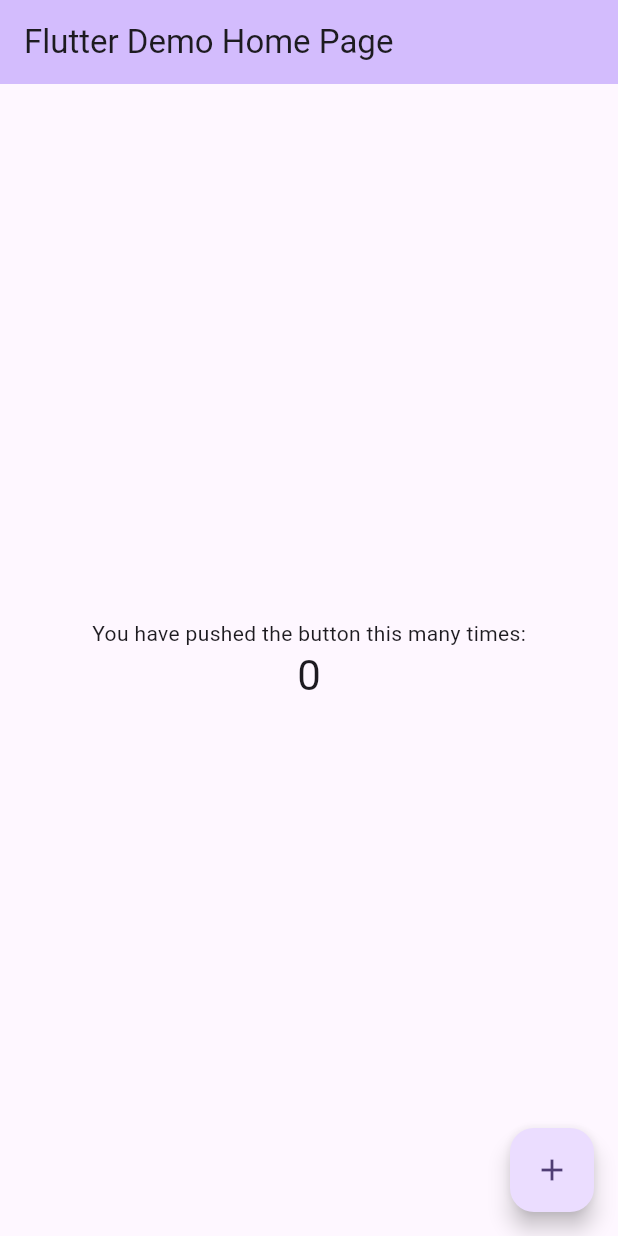
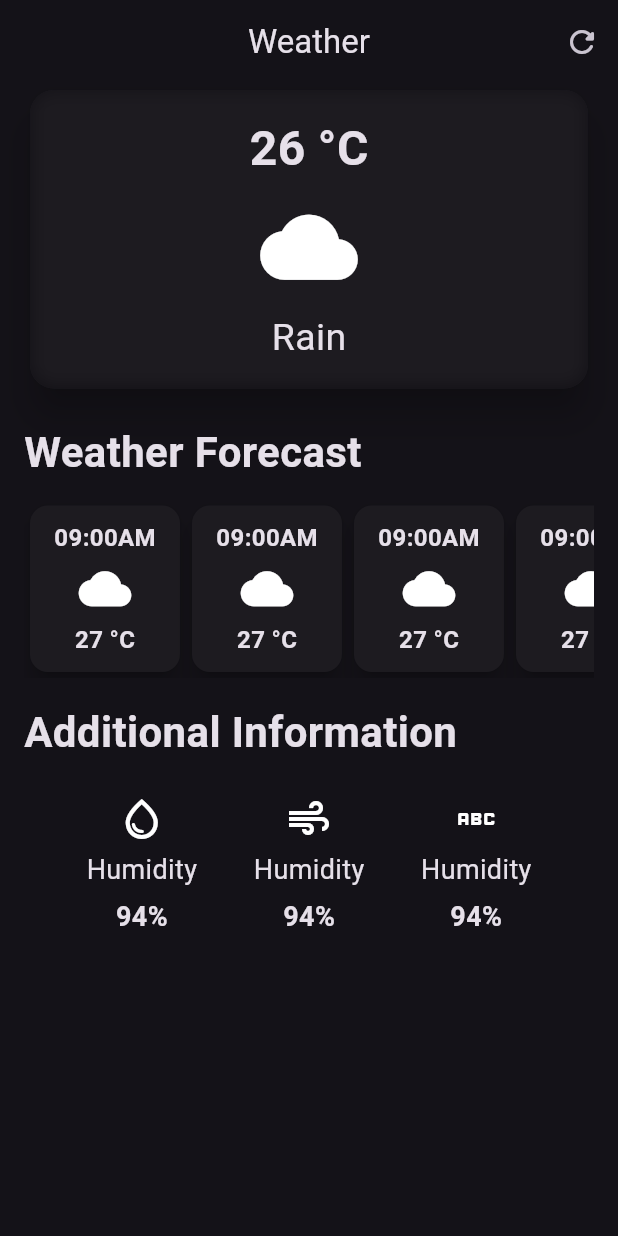
Before and after one commit to Chnnka/flutter_weather_app_second, a Flutter app: the screen it shows after launch, on a phone screen of 412 x 824 dp. Run offline on Flutter 3.47's test engine with Material 2 defaults, Android fonts, the phone set to English and light mode, and no system bars.

Commit message:
complete UI

```diff
--- /dev/null
+++ b/lib/additional_info_Item.dart
@@ -0,0 +1,38 @@
+import 'package:flutter/material.dart';
+
+class AdditionalInfoItem extends StatelessWidget {
+  final IconData icon;
+  final String label;
+  final String percentage;
+  const AdditionalInfoItem({
+    super.key,
+    required this.icon,
+    required this.label,
+    required this.percentage,
+  });
+
+  @override
+  Widget build(BuildContext context) {
+    return Padding(
+      padding: const EdgeInsets.all(12.0),
+      child: Column(
+        children: [
+          Icon(
+            icon,
+            size: 32,
+          ),
+          const SizedBox(height: 5),
+          Text(
+            label,
+            style: const TextStyle(fontSize: 18),
+          ),
+          const SizedBox(height: 5),
+          Text(
+            percentage,
+            style: const TextStyle(fontSize: 18, fontWeight: FontWeight.bold),
+          ),
+        ],
+      ),
+    );
+  }
+}
--- a/lib/main.dart
+++ b/lib/main.dart
@@ -1,4 +1,6 @@
 import 'package:flutter/material.dart';
+
+import 'weather_screen.dart';
 
 void main() {
   runApp(const MyApp());
@@ -11,115 +13,10 @@ class MyApp extends StatelessWidget {
   @override
   Widget build(BuildContext context) {
     return MaterialApp(
-      title: 'Flutter Demo',
-      theme: ThemeData(
-        // This is the theme of your application.
-        //
-        // TRY THIS: Try running your application with "flutter run". You'll see
-        // the application has a blue toolbar. Then, without quitting the app,
-        // try changing the seedColor in the colorScheme below to Colors.green
-        // and then invoke "hot reload" (save your changes or press the "hot
-        // reload" button in a Flutter-supported IDE, or press "r" if you used
-        // the command line to start the app).
-        //
-        // Notice that the counter didn't reset back to zero; the application
-        // state is not lost during the reload. To reset the state, use hot
-        // restart instead.
-        //
-        // This works for code too, not just values: Most code changes can be
-        // tested with just a hot reload.
-        colorScheme: ColorScheme.fromSeed(seedColor: Colors.deepPurple),
-        useMaterial3: true,
-      ),
-      home: const MyHomePage(title: 'Flutter Demo Home Page'),
+      debugShowCheckedModeBanner: false,
+      title: 'Flutter Weather',
+      theme: ThemeData.dark(useMaterial3: true),
+      home: const WeatherScreen(),
     );
   }
 }
-
-class MyHomePage extends StatefulWidget {
-  const MyHomePage({super.key, required this.title});
-
-  // This widget is the home page of your application. It is stateful, meaning
-  // that it has a State object (defined below) that contains fields that affect
-  // how it looks.
-
-  // This class is the configuration for the state. It holds the values (in this
-  // case the title) provided by the parent (in this case the App widget) and
-  // used by the build method of the State. Fields in a Widget subclass are
-  // always marked "final".
-
-  final String title;
-
-  @override
-  State<MyHomePage> createState() => _MyHomePageState();
-}
-
-class _MyHomePageState extends State<MyHomePage> {
-  int _counter = 0;
-
-  void _incrementCounter() {
-    setState(() {
-      // This call to setState tells the Flutter framework that something has
-      // changed in this State, which causes it to rerun the build method below
-      // so that the display can reflect the updated values. If we changed
-      // _counter without calling setState(), then the build method would not be
-      // called again, and so nothing would appear to happen.
-      _counter++;
-    });
-  }
-
-  @override
-  Widget build(BuildContext context) {
-    // This method is rerun every time setState is called, for instance as done
-    // by the _incrementCounter method above.
-    //
-    // The Flutter framework has been optimized to make rerunning build methods
-    // fast, so that you can just rebuild anything that needs updating rather
-    // than having to individually change instances of widgets.
-    return Scaffold(
-      appBar: AppBar(
-        // TRY THIS: Try changing the color here to a specific color (to
-        // Colors.amber, perhaps?) and trigger a hot reload to see the AppBar
-        // change color while the other colors stay the same.
-        backgroundColor: Theme.of(context).colorScheme.inversePrimary,
-        // Here we take the value from the MyHomePage object that was created by
-        // the App.build method, and use it to set our appbar title.
-        title: Text(widget.title),
-      ),
-      body: Center(
-        // Center is a layout widget. It takes a single child and positions it
-        // in the middle of the parent.
-        child: Column(
-          // Column is also a layout widget. It takes a list of children and
-          // arranges them vertically. By default, it sizes itself to fit its
-          // children horizontally, and tries to be as tall as its parent.
-          //
-          // Column has various properties to control how it sizes itself and
-          // how it positions its children. Here we use mainAxisAlignment to
-          // center the children vertically; the main axis here is the vertical
-          // axis because Columns are vertical (the cross axis would be
-          // horizontal).
-          //
-          // TRY THIS: Invoke "debug painting" (choose the "Toggle Debug Paint"
-          // action in the IDE, or press "p" in the console), to see the
-          // wireframe for each widget.
-          mainAxisAlignment: MainAxisAlignment.center,
-          children: <Widget>[
-            const Text(
-              'You have pushed the button this many times:',
-            ),
-            Text(
-              '$_counter',
-              style: Theme.of(context).textTheme.headlineMedium,
-            ),
-          ],
-        ),
-      ),
-      floatingActionButton: FloatingActionButton(
-        onPressed: _incrementCounter,
-        tooltip: 'Increment',
-        child: const Icon(Icons.add),
-      ), // This trailing comma makes auto-formatting nicer for build methods.
-    );
-  }
-}
--- /dev/null
+++ b/lib/weather_forecast_card.dart
@@ -0,0 +1,40 @@
+import 'package:flutter/material.dart';
+
+class WeatherForecastCard extends StatefulWidget {
+  const WeatherForecastCard({super.key});
+
+  @override
+  State<WeatherForecastCard> createState() => _WeatherForecastCardState();
+}
+
+class _WeatherForecastCardState extends State<WeatherForecastCard> {
+  @override
+  Widget build(BuildContext context) {
+    return Card(
+      elevation: 6,
+      child: Container(
+        width: 100,
+        padding: const EdgeInsets.all(10),
+        decoration: BoxDecoration(borderRadius: BorderRadius.circular(12)),
+        child: const Column(
+          children: [
+            Text(
+              '09:00AM',
+              style: TextStyle(fontSize: 16, fontWeight: FontWeight.bold),
+            ),
+            SizedBox(height: 5),
+            Icon(
+              Icons.cloud,
+              size: 35,
+            ),
+            SizedBox(height: 5),
+            Text(
+              '27 °C',
+              style: TextStyle(fontSize: 16, fontWeight: FontWeight.bold),
+            ),
+          ],
+        ),
+      ),
+    );
+  }
+}
--- /dev/null
+++ b/lib/weather_screen.dart
@@ -0,0 +1,132 @@
+import 'dart:ui';
+
+import 'package:flutter/material.dart';
+import 'package:flutter_weather_app_second/additional_info_Item.dart';
+import 'package:flutter_weather_app_second/weather_forecast_card.dart';
+
+class WeatherScreen extends StatefulWidget {
+  const WeatherScreen({super.key});
+
+  @override
+  State<WeatherScreen> createState() => _WeatherScreenState();
+}
+
+class _WeatherScreenState extends State<WeatherScreen> {
+  @override
+  Widget build(BuildContext context) {
+    return Scaffold(
+      appBar: AppBar(
+        title: const Text('Weather'),
+        centerTitle: true,
+        actions: [
+          IconButton(
+            onPressed: () {},
+            icon: const Icon(Icons.refresh_rounded),
+          )
+        ],
+      ),
+      body: Padding(
+        padding: const EdgeInsets.symmetric(horizontal: 16.0),
+        child: Column(
+          crossAxisAlignment: CrossAxisAlignment.start,
+          children: [
+            //current location and weather
+            SizedBox(
+              width: double.infinity,
+              child: Card(
+                elevation: 10,
+                shape: RoundedRectangleBorder(
+                    borderRadius: BorderRadius.circular(16)),
+                child: ClipRRect(
+                  borderRadius: BorderRadius.circular(16),
+                  child: BackdropFilter(
+                    filter: ImageFilter.blur(sigmaX: 6, sigmaY: 6),
+                    child: const Padding(
+                      padding: EdgeInsets.symmetric(vertical: 16),
+                      child: Column(
+                        children: [
+                          Text(
+                            '26 °C',
+                            style: TextStyle(
+                                fontSize: 32, fontWeight: FontWeight.bold),
+                          ),
+                          SizedBox(height: 10),
+                          Icon(
+                            Icons.cloud,
+                            size: 65,
+                          ),
+                          SizedBox(height: 10),
+                          Text(
+                            'Rain',
+                            style: TextStyle(fontSize: 25),
+                          ),
+                        ],
+                      ),
+                    ),
+                  ),
+                ),
+              ),
+            ),
+            //weather forecast
+            const SizedBox(height: 18),
+            const Column(
+              crossAxisAlignment: CrossAxisAlignment.start,
+              children: [
+                Text(
+                  'Weather Forecast',
+                  style: TextStyle(fontSize: 28, fontWeight: FontWeight.bold),
+                ),
+                SizedBox(
+                  height: 12,
+                ),
+                SingleChildScrollView(
+                  scrollDirection: Axis.horizontal,
+                  child: Row(
+                    children: [
+                      WeatherForecastCard(),
+                      WeatherForecastCard(),
+                      WeatherForecastCard(),
+                      WeatherForecastCard(),
+                      WeatherForecastCard(),
+                      WeatherForecastCard(),
+                    ],
+                  ),
+                )
+              ],
+            ),
+            const SizedBox(height: 16),
+            //additional info
+            const Text(
+              'Additional Information',
+              style: TextStyle(fontSize: 28, fontWeight: FontWeight.bold),
+            ),
+            const SizedBox(height: 10),
+            const Padding(
+              padding: EdgeInsets.symmetric(horizontal: 16.0),
+              child: Row(
+                mainAxisAlignment: MainAxisAlignment.spaceEvenly,
+                children: [
+                  AdditionalInfoItem(
+                    icon: Icons.water_drop_outlined,
+                    label: 'Humidity',
+                    percentage: "94%",
+                  ),
+                  AdditionalInfoItem(
+                    icon: Icons.air_outlined,
+                    label: 'Humidity',
+                    percentage: "94%",
+                  ),
+                  AdditionalInfoItem(
+                    icon: Icons.abc,
+                    label: 'Humidity',
+                    percentage: "94%",
+                  ),
+                ],
+              ),
+            )
+          ],
+        ),
+      ),
+    );
+  }
+}
```
